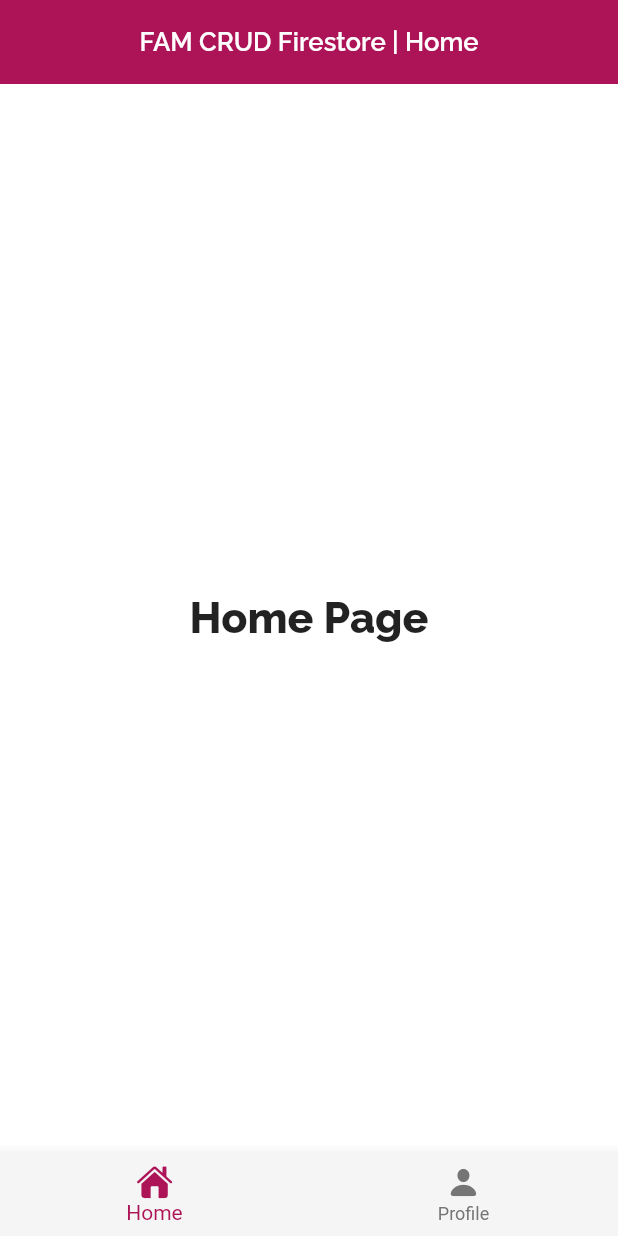
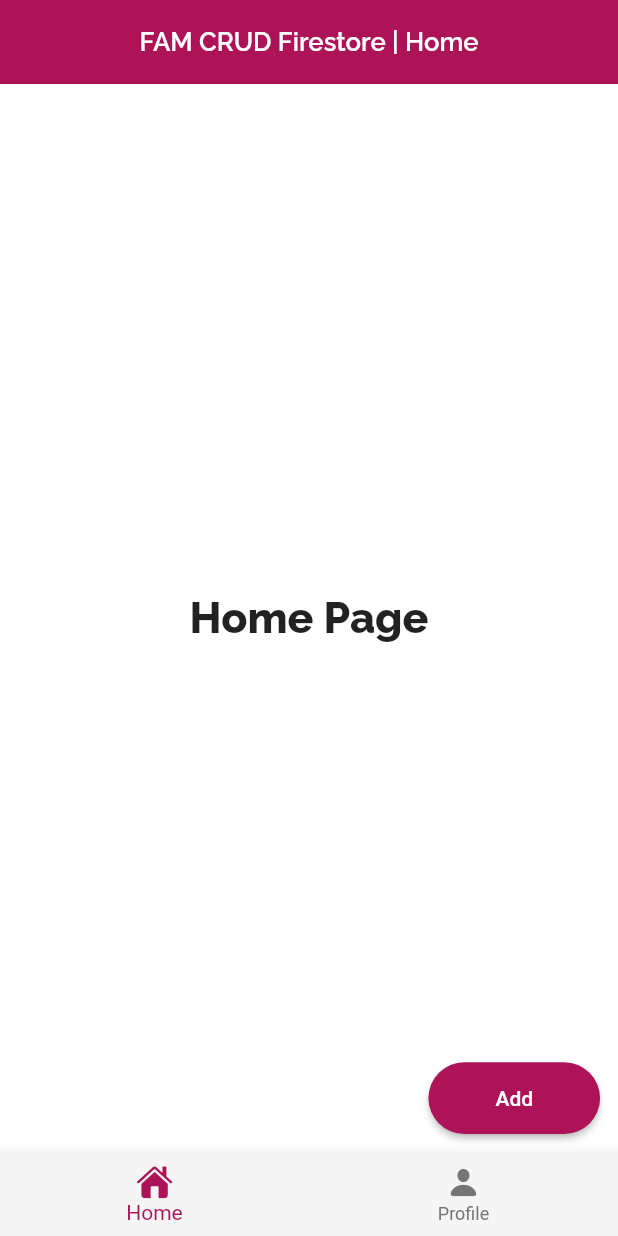
Before and after one commit to ozaenzenzen/flutter-crud-firebase-1, a Flutter app: the screen it shows after launch, on a phone screen of 412 x 824 dp. Run offline on Flutter 3.47's test engine with Material 2 defaults, Android fonts, the light colour scheme and no system bars; our stand-ins replace cloud_firestore, flutter_screenutil, get, google_fonts; accounts and stored records are empty.

Commit message:
update homepage dart

```diff
--- a/lib/page/homepage.dart
+++ b/lib/page/homepage.dart
@@ -1,5 +1,7 @@
 import 'package:flutter/material.dart';
+import 'package:flutter_crud_firebase_1/page/adddata_page.dart';
 import 'package:flutter_screenutil/flutter_screenutil.dart';
+import 'package:get/get.dart';
 import 'package:google_fonts/google_fonts.dart';
 
 class HomePage extends StatefulWidget {
@@ -12,7 +14,9 @@ class _HomePageState extends State<HomePage> {
 
   @override
   Widget build(BuildContext context) {
-    return Container(
+    return Stack(
+      children: [
+        Container(
           child: Center(
             child: Text(
               "Home Page",
@@ -22,6 +26,40 @@ class _HomePageState extends State<HomePage> {
               ),
             ),
           ),
+        ),
+        Positioned(
+          bottom: screenUtil.setHeight(10),
+          right: screenUtil.setHeight(10),
+          // alignment: Alignment.bottomRight,
+          child: ElevatedButton(
+            onPressed: () {
+              Get.to(() => AddDataPage());
+            },
+            child: Text("Add"),
+            style: ElevatedButton.styleFrom(
+              shape: RoundedRectangleBorder(
+                borderRadius: BorderRadius.circular(40),
+              ),
+              minimumSize: Size(
+                screenUtil.setWidth(100),
+                screenUtil.setHeight(40),
+              ),
+              primary: Colors.pink.shade800,
+            ),
+          ),
+        ),
+      ],
     );
+    // return Container(
+    //   child: Center(
+    //     child: Text(
+    //       "Home Page",
+    //       style: GoogleFonts.raleway(
+    //         fontSize: screenUtil.setSp(25),
+    //         fontWeight: FontWeight.w800,
+    //       ),
+    //     ),
+    //   ),
+    // );
   }
 }
```
Lines whose indentation alone changed are shown as unchanged.
